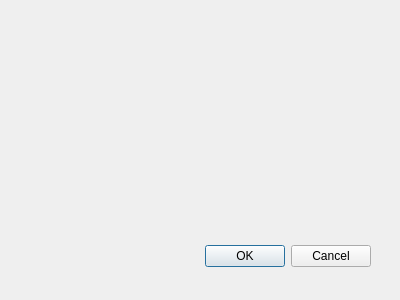
starchimpsgroup/evcc, file login.ui: the form before one commit.
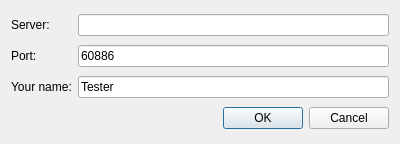
The form after the commit.

Commit message: Add Server, User, Client, Login Class

```diff
--- a/login.ui
+++ b/login.ui
@@ -9,21 +9,53 @@
     <x>0</x>
     <y>0</y>
     <width>400</width>
-    <height>300</height>
+    <height>144</height>
    </rect>
   </property>
   <property name="windowTitle">
    <string>Dialog</string>
   </property>
+  <layout class="QGridLayout" name="gridLayout">
+   <item row="0" column="0">
+    <widget class="QLabel" name="label_2">
+     <property name="text">
+      <string>Server:</string>
+     </property>
+    </widget>
+   </item>
+   <item row="0" column="1">
+    <widget class="QLineEdit" name="server"/>
+   </item>
+   <item row="1" column="0">
+    <widget class="QLabel" name="label_3">
+     <property name="text">
+      <string>Port:</string>
+     </property>
+    </widget>
+   </item>
+   <item row="1" column="1">
+    <widget class="QLineEdit" name="port">
+     <property name="text">
+      <string>60886</string>
+     </property>
+    </widget>
+   </item>
+   <item row="2" column="0">
+    <widget class="QLabel" name="label">
+     <property name="text">
+      <string>Your name:</string>
+     </property>
+    </widget>
+   </item>
+   <item row="2" column="1">
+    <widget class="QLineEdit" name="name">
+     <property name="text">
+      <string>Tester</string>
+     </property>
+    </widget>
+   </item>
+   <item row="3" column="0" colspan="2">
   <widget class="QDialogButtonBox" name="buttonBox">
-   <property name="geometry">
-    <rect>
-     <x>30</x>
-     <y>240</y>
-     <width>341</width>
-     <height>32</height>
-    </rect>
-   </property>
    <property name="orientation">
     <enum>Qt::Horizontal</enum>
    </property>
@@ -31,6 +63,8 @@
     <set>QDialogButtonBox::Cancel|QDialogButtonBox::Ok</set>
    </property>
   </widget>
+   </item>
+  </layout>
  </widget>
  <pixmapfunction/>
  <resources/>
```
Left out of the diff: 7 changed lines with no effect on the pictures. Lines whose indentation alone changed are shown as unchanged. The commit also changes 20 other files.
